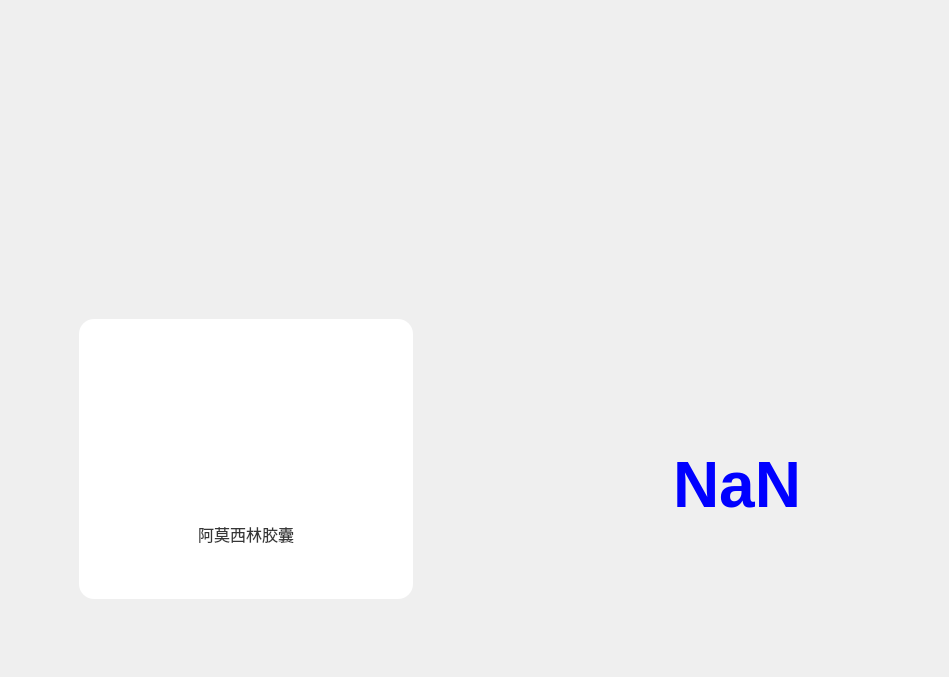
Above: codes/pi3/main_window.ui from ma-jiale/EZ-Dose before the change. Below: the same form after it.
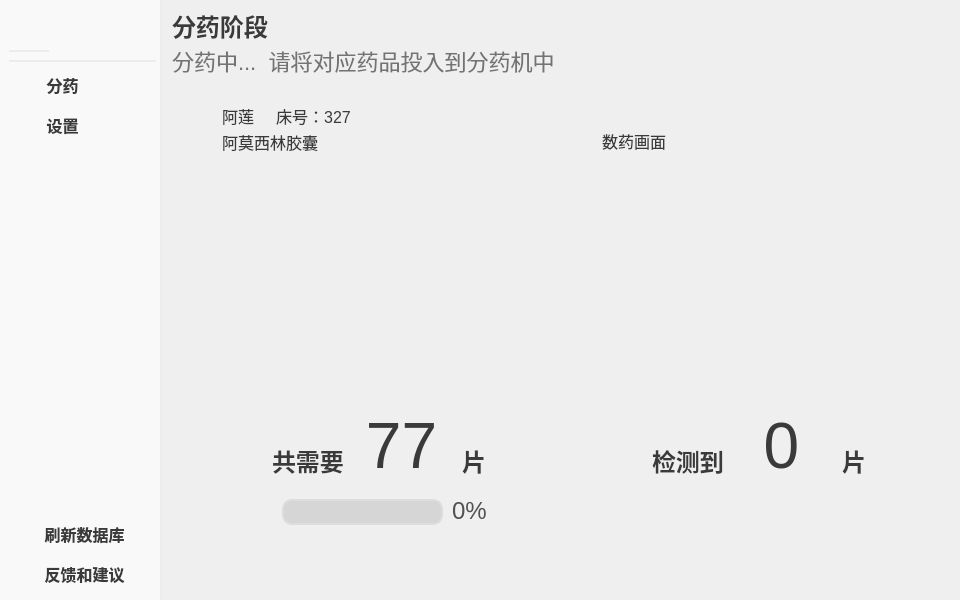
That is the form after the change. Icons and pictures are not drawn.

The edit to the form file:
```diff
--- a/codes/pi3/main_window.ui
+++ b/codes/pi3/main_window.ui
@@ -6,15 +6,350 @@
    <rect>
     <x>0</x>
     <y>0</y>
-    <width>949</width>
-    <height>677</height>
+    <width>960</width>
+    <height>600</height>
    </rect>
   </property>
   <property name="windowTitle">
    <string>MainWindow</string>
   </property>
+  <property name="styleSheet">
+   <string notr="true">QPushButton {
+    min-width: 213px;
+    min-height: 61px;
+    max-width: 213px;
+    max-height: 61px;
+}
+</string>
+  </property>
   <widget class="QWidget" name="centralwidget">
    <layout class="QHBoxLayout" name="horizontalLayout">
+    <property name="spacing">
+     <number>0</number>
+    </property>
+    <property name="leftMargin">
+     <number>0</number>
+    </property>
+    <property name="topMargin">
+     <number>0</number>
+    </property>
+    <property name="bottomMargin">
+     <number>0</number>
+    </property>
+    <item>
+     <widget class="QWidget" name="sideBar" native="true">
+      <property name="sizePolicy">
+       <sizepolicy hsizetype="Preferred" vsizetype="Preferred">
+        <horstretch>0</horstretch>
+        <verstretch>0</verstretch>
+       </sizepolicy>
+      </property>
+      <property name="minimumSize">
+       <size>
+        <width>162</width>
+        <height>0</height>
+       </size>
+      </property>
+      <property name="maximumSize">
+       <size>
+        <width>162</width>
+        <height>16777215</height>
+       </size>
+      </property>
+      <property name="baseSize">
+       <size>
+        <width>160</width>
+        <height>160</height>
+       </size>
+      </property>
+      <property name="styleSheet">
+       <string notr="true">QWidget {
+    border-right: 2px solid #ECECEC;
+    background-color: #F9F9F9;
+    min-width: 160px;
+    max-width: 160px;
+}
+</string>
+      </property>
+      <layout class="QVBoxLayout" name="verticalLayout">
+       <property name="topMargin">
+        <number>0</number>
+       </property>
+       <item>
+        <widget class="QWidget" name="profile_info" native="true">
+         <property name="styleSheet">
+          <string notr="true">QWidget
+{
+    min-width: 147px;
+    max-width: 147px;
+    min-height: 60px;
+    max-height: 60px;
+	border-bottom: 2px solid #ECECEC;
+	border-right: 0
+}</string>
+         </property>
+         <widget class="QLabel" name="img_profile_photo">
+          <property name="geometry">
+           <rect>
+            <x>0</x>
+            <y>10</y>
+            <width>40</width>
+            <height>42</height>
+           </rect>
+          </property>
+          <property name="minimumSize">
+           <size>
+            <width>40</width>
+            <height>42</height>
+           </size>
+          </property>
+          <property name="maximumSize">
+           <size>
+            <width>40</width>
+            <height>42</height>
+           </size>
+          </property>
+          <property name="styleSheet">
+           <string notr="true">QLabel
+{
+    min-width: 40px;
+    max-width: 40px;
+    min-height: 40px;
+    max-height: 40px;
+}</string>
+          </property>
+          <property name="text">
+           <string/>
+          </property>
+          <property name="pixmap">
+           <pixmap resource="images.qrc">:/images/profile_photo.png</pixmap>
+          </property>
+          <property name="scaledContents">
+           <bool>true</bool>
+          </property>
+         </widget>
+        </widget>
+       </item>
+       <item>
+        <widget class="QPushButton" name="btn_dispense_page">
+         <property name="styleSheet">
+          <string notr="true">QPushButton {
+    /* Fixed size */
+    min-width: 147px;
+    max-width: 147px;
+    min-height: 34px;
+    max-height: 34px;
+
+    /* Text style */
+    color: #3A3A3A;
+    font-family: &quot;Microsoft YaHei&quot;, &quot;Inter&quot;;
+    font-size: 16px;
+    font-style: normal;
+    font-weight: 500;
+
+    /* Idle background */
+    border-radius: 8px;
+    background-color: #F9F9F9;
+    border: none;
+}
+
+QPushButton:hover {
+    background-color: #ECECEC;  /* lighter than pressed */
+}
+
+QPushButton:pressed {
+    background-color: #E2E2E2;  /* darker when pressed */
+}
+
+</string>
+         </property>
+         <property name="text">
+          <string>   分药            </string>
+         </property>
+         <property name="icon">
+          <iconset resource="icons.qrc">
+           <normaloff>:/icons/icon_machine.png</normaloff>:/icons/icon_machine.png</iconset>
+         </property>
+         <property name="iconSize">
+          <size>
+           <width>28</width>
+           <height>28</height>
+          </size>
+         </property>
+         <property name="default">
+          <bool>false</bool>
+         </property>
+        </widget>
+       </item>
+       <item>
+        <widget class="QPushButton" name="btn_setting_page">
+         <property name="styleSheet">
+          <string notr="true">QPushButton {
+    /* Fixed size */
+    min-width: 147px;
+    max-width: 147px;
+    min-height: 34px;
+    max-height: 34px;
+
+    /* Text style */
+    color: #3A3A3A;
+    font-family: &quot;Microsoft YaHei&quot;, &quot;Inter&quot;;
+    font-size: 16px;
+    font-style: normal;
+    font-weight: 500;
+
+    /* Idle background */
+    border-radius: 8px;
+    background-color: #F9F9F9;
+    border: none;
+}
+
+QPushButton:hover {
+    background-color: #ECECEC;  /* lighter than pressed */
+}
+
+QPushButton:pressed {
+    background-color: #E2E2E2;  /* darker when pressed */
+}
+
+</string>
+         </property>
+         <property name="text">
+          <string>   设置            </string>
+         </property>
+         <property name="icon">
+          <iconset resource="icons.qrc">
+           <normaloff>:/icons/icon_setting.png</normaloff>:/icons/icon_setting.png</iconset>
+         </property>
+         <property name="iconSize">
+          <size>
+           <width>28</width>
+           <height>28</height>
+          </size>
+         </property>
+         <property name="default">
+          <bool>false</bool>
+         </property>
+        </widget>
+       </item>
+       <item>
+        <spacer name="verticalSpacer">
+         <property name="orientation">
+          <enum>Qt::Vertical</enum>
+         </property>
+         <property name="sizeHint" stdset="0">
+          <size>
+           <width>20</width>
+           <height>40</height>
+          </size>
+         </property>
+        </spacer>
+       </item>
+       <item>
+        <widget class="QPushButton" name="btn_refresh_database">
+         <property name="styleSheet">
+          <string notr="true">QPushButton {
+    /* Fixed size */
+    min-width: 147px;
+    max-width: 147px;
+    min-height: 34px;
+    max-height: 34px;
+
+    /* Text style */
+    color: #3A3A3A;
+    font-family: &quot;Microsoft YaHei&quot;, &quot;Inter&quot;;
+    font-size: 16px;
+    font-style: normal;
+    font-weight: 500;
+
+    /* Idle background */
+    border-radius: 8px;
+    background-color: #F9F9F9;
+    border: none;
+}
+
+QPushButton:hover {
+    background-color: #ECECEC;  /* lighter than pressed */
+}
+
+QPushButton:pressed {
+    background-color: #E2E2E2;  /* darker when pressed */
+}
+
+</string>
+         </property>
+         <property name="text">
+          <string>   刷新数据库  </string>
+         </property>
+         <property name="icon">
+          <iconset resource="icons.qrc">
+           <normaloff>:/icons/icon_refresh.png</normaloff>:/icons/icon_refresh.png</iconset>
+         </property>
+         <property name="iconSize">
+          <size>
+           <width>28</width>
+           <height>28</height>
+          </size>
+         </property>
+         <property name="default">
+          <bool>false</bool>
+         </property>
+        </widget>
+       </item>
+       <item>
+        <widget class="QPushButton" name="btn_contact_us_page">
+         <property name="styleSheet">
+          <string notr="true">QPushButton {
+    /* Fixed size */
+    min-width: 147px;
+    max-width: 147px;
+    min-height: 34px;
+    max-height: 34px;
+
+    /* Text style */
+    color: #3A3A3A;
+    font-family: &quot;Microsoft YaHei&quot;, &quot;Inter&quot;;
+    font-size: 16px;
+    font-style: normal;
+    font-weight: 500;
+
+    /* Idle background */
+    border-radius: 8px;
+    background-color: #F9F9F9;
+    border: none;
+}
+
+QPushButton:hover {
+    background-color: #ECECEC;  /* lighter than pressed */
+}
+
+QPushButton:pressed {
+    background-color: #E2E2E2;  /* darker when pressed */
+}
+
+</string>
+         </property>
+         <property name="text">
+          <string>   反馈和建议  </string>
+         </property>
+         <property name="icon">
+          <iconset resource="icons.qrc">
+           <normaloff>:/icons/icon_help.png</normaloff>:/icons/icon_help.png</iconset>
+         </property>
+         <property name="iconSize">
+          <size>
+           <width>28</width>
+           <height>28</height>
+          </size>
+         </property>
+         <property name="default">
+          <bool>false</bool>
+         </property>
+        </widget>
+       </item>
+      </layout>
+     </widget>
+    </item>
     <item>
      <widget class="QStackedWidget" name="stackedWidget">
       <property name="currentIndex">
@@ -78,133 +413,501 @@
          <string>开始分药</string>
         </property>
        </widget>
-      </widget>
-      <widget class="QWidget" name="dispensing_page">
-       <widget class="QWidget" name="drug_card" native="true">
+       <widget class="QLabel" name="txt_load_prescription_info">
         <property name="geometry">
          <rect>
-          <x>70</x>
-          <y>310</y>
-          <width>334</width>
-          <height>280</height>
+          <x>24</x>
+          <y>90</y>
+          <width>261</width>
+          <height>16</height>
          </rect>
         </property>
         <property name="styleSheet">
-         <string notr="true">QWidget
+         <string notr="true">QLabel
 {
-border-radius: 15px;
-background: #FFF;
-}</string>
-        </property>
-        <layout class="QVBoxLayout" name="verticalLayout_2">
-         <property name="spacing">
-          <number>0</number>
-         </property>
-         <property name="leftMargin">
-          <number>17</number>
-         </property>
-         <property name="topMargin">
-          <number>17</number>
-         </property>
-         <property name="rightMargin">
-          <number>17</number>
-         </property>
-         <property name="bottomMargin">
-          <number>0</number>
-         </property>
-         <item>
-          <widget class="QLabel" name="img_current_drug">
-           <property name="styleSheet">
-            <string notr="true">QLabel
-{
-border-radius: 15px;
-}</string>
-           </property>
-           <property name="text">
-            <string/>
-           </property>
-           <property name="pixmap">
-            <pixmap>../pi2.0/imgs/阿莫西林.png</pixmap>
-           </property>
-           <property name="scaledContents">
-            <bool>true</bool>
-           </property>
-           <property name="alignment">
-            <set>Qt::AlignBottom|Qt::AlignHCenter</set>
-           </property>
-          </widget>
-         </item>
-         <item>
-          <widget class="QLabel" name="txt_current_drug">
-           <property name="minimumSize">
-            <size>
-             <width>0</width>
-             <height>63</height>
-            </size>
-           </property>
-           <property name="styleSheet">
-            <string notr="true">QLabel
-{
-color: #363636;
-text-align: center;
-
-/* 二级标题 */
-font-family: &quot;Source Han Sans SC&quot;;
+color: #2E344F;
+font-family: &quot;Microsoft YaHei&quot;;
 font-size: 16px;
 font-style: normal;
 font-weight: 400;
 line-height: normal;
 }</string>
-           </property>
-           <property name="text">
-            <string>阿莫西林胶囊</string>
-           </property>
-           <property name="scaledContents">
-            <bool>true</bool>
-           </property>
-           <property name="alignment">
-            <set>Qt::AlignCenter</set>
-           </property>
-          </widget>
-         </item>
-        </layout>
+        </property>
+        <property name="text">
+         <string>成功获取到患者李阿姨的处方信息</string>
+        </property>
+        <property name="alignment">
+         <set>Qt::AlignLeading|Qt::AlignLeft|Qt::AlignVCenter</set>
+        </property>
        </widget>
+       <widget class="QLabel" name="txt_2">
+        <property name="geometry">
+         <rect>
+          <x>20</x>
+          <y>50</y>
+          <width>611</width>
+          <height>41</height>
+         </rect>
+        </property>
+        <property name="styleSheet">
+         <string notr="true">QLabel {
+    color: #737373;
+    font-family: &quot;Microsoft YaHei&quot;;
+    font-size: 22px;
+    font-style: normal;
+    font-weight: 400;   /* Normal */
+}
+</string>
+        </property>
+        <property name="text">
+         <string>请将空药盘放入分药机</string>
+        </property>
+       </widget>
+       <widget class="QLabel" name="txt_3">
+        <property name="geometry">
+         <rect>
+          <x>20</x>
+          <y>20</y>
+          <width>181</width>
+          <height>31</height>
+         </rect>
+        </property>
+        <property name="styleSheet">
+         <string notr="true">QLabel {
+    color: #000;
+    font-family: &quot;Microsoft YaHei&quot;;
+    font-size: 24px;
+    font-style: normal;
+    font-weight: 700;   /* Bold */
+}
+</string>
+        </property>
+        <property name="text">
+         <string>准备阶段</string>
+        </property>
+       </widget>
+       <widget class="QLabel" name="label_3">
+        <property name="geometry">
+         <rect>
+          <x>190</x>
+          <y>160</y>
+          <width>400</width>
+          <height>240</height>
+         </rect>
+        </property>
+        <property name="styleSheet">
+         <string notr="true">QLabel
+{
+    min-width: 400px;
+    max-width: 400px;
+    min-height: 240px;
+    max-height: 240px;
+
+}</string>
+        </property>
+        <property name="text">
+         <string/>
+        </property>
+        <property name="pixmap">
+         <pixmap resource="images.qrc">:/images/img_put_in_tray_guide.png</pixmap>
+        </property>
+        <property name="scaledContents">
+         <bool>true</bool>
+        </property>
+       </widget>
+      </widget>
+      <widget class="QWidget" name="dispensing_page">
        <widget class="QLabel" name="img_pillcount_frame">
         <property name="geometry">
          <rect>
-          <x>530</x>
-          <y>70</y>
+          <x>450</x>
+          <y>160</y>
           <width>320</width>
           <height>240</height>
          </rect>
         </property>
+        <property name="styleSheet">
+         <string notr="true">QLabel
+{
+    min-width: 320px;
+    max-width: 320px;
+    min-height: 240px;
+    max-height: 240px;
+}</string>
+        </property>
         <property name="text">
          <string/>
         </property>
        </widget>
+       <widget class="QLabel" name="txt_patient_info">
+        <property name="geometry">
+         <rect>
+          <x>60</x>
+          <y>100</y>
+          <width>181</width>
+          <height>31</height>
+         </rect>
+        </property>
+        <property name="styleSheet">
+         <string notr="true">QLabel {
+    color: #3A3A3A;
+    font-family: &quot;Microsoft YaHei&quot;;
+    font-size: 16px;
+    font-style: normal;
+    font-weight: 400;   /* Normal */
+}
+</string>
+        </property>
+        <property name="text">
+         <string>阿莲     床号：327</string>
+        </property>
+       </widget>
+       <widget class="QLabel" name="txt_current_medicine_percentage">
+        <property name="geometry">
+         <rect>
+          <x>290</x>
+          <y>490</y>
+          <width>71</width>
+          <height>41</height>
+         </rect>
+        </property>
+        <property name="styleSheet">
+         <string notr="true">QLabel
+{
+color: #515151;
+font-family: &quot;Microsoft YaHei&quot;;
+font-size: 24px;
+font-style: normal;
+font-weight: 400;
+line-height: normal;
+}</string>
+        </property>
+        <property name="text">
+         <string>0%</string>
+        </property>
+       </widget>
+       <widget class="QProgressBar" name="progressBar_current_medicine">
+        <property name="geometry">
+         <rect>
+          <x>120</x>
+          <y>499</y>
+          <width>161</width>
+          <height>26</height>
+         </rect>
+        </property>
+        <property name="styleSheet">
+         <string notr="true">QProgressBar {
+    border: 2px solid #ddd;
+    border-radius: 10px;  /* 稍微大一点的圆角 */
+    background-color: hsla(0, 0%, 84%, 1);
+    text-align: center;
+    padding: 1px;  /* 内边距 */
+}
+
+QProgressBar::chunk {
+    background-color: hsla(165, 33%, 62%, 1);
+    border-radius: 7px;  /* 比外框小2px */
+    margin: 1px;  /* 与padding配合使用 */
+}</string>
+        </property>
+        <property name="value">
+         <number>0</number>
+        </property>
+        <property name="textVisible">
+         <bool>false</bool>
+        </property>
+       </widget>
+       <widget class="QLabel" name="pills_num_msg_2">
+        <property name="geometry">
+         <rect>
+          <x>300</x>
+          <y>440</y>
+          <width>31</width>
+          <height>41</height>
+         </rect>
+        </property>
+        <property name="styleSheet">
+         <string notr="true">QLabel {
+    color: #3A3A3A;
+    font-family: &quot;Microsoft YaHei&quot;;
+    font-size: 24px;
+    font-style: normal;
+    font-weight: 700;   /* Bold */
+}
+</string>
+        </property>
+        <property name="text">
+         <string>片</string>
+        </property>
+       </widget>
+       <widget class="QLabel" name="pills_num_msg_1">
+        <property name="geometry">
+         <rect>
+          <x>110</x>
+          <y>440</y>
+          <width>101</width>
+          <height>41</height>
+         </rect>
+        </property>
+        <property name="font">
+         <font>
+          <family>Microsoft YaHei</family>
+          <pointsize>-1</pointsize>
+          <italic>false</italic>
+          <bold>true</bold>
+         </font>
+        </property>
+        <property name="styleSheet">
+         <string notr="true">QLabel {
+    color: #3A3A3A;
+    font-family: &quot;Microsoft YaHei&quot;;
+    font-size: 24px;
+    font-style: normal;
+    font-weight: 700;   /* Bold */
+}
+</string>
+        </property>
+        <property name="text">
+         <string>共需要</string>
+        </property>
+       </widget>
+       <widget class="QLabel" name="txt_pills_num_needed">
+        <property name="geometry">
+         <rect>
+          <x>184</x>
+          <y>410</y>
+          <width>111</width>
+          <height>71</height>
+         </rect>
+        </property>
+        <property name="styleSheet">
+         <string notr="true">QLabel
+{
+color: #3A3A3A;
+text-align: center;
+font-family: &quot;Microsoft YaHei&quot;;
+font-size: 64px;
+font-style: normal;
+font-weight: 400;
+line-height: normal;
+}
+
+</string>
+        </property>
+        <property name="text">
+         <string>77</string>
+        </property>
+        <property name="alignment">
+         <set>Qt::AlignCenter</set>
+        </property>
+       </widget>
+       <widget class="QLabel" name="txt_6">
+        <property name="geometry">
+         <rect>
+          <x>10</x>
+          <y>10</y>
+          <width>181</width>
+          <height>31</height>
+         </rect>
+        </property>
+        <property name="styleSheet">
+         <string notr="true">QLabel {
+    color: #3A3A3A;
+    font-family: &quot;Microsoft YaHei&quot;;
+    font-size: 24px;
+    font-style: normal;
+    font-weight: 700;   /* Bold */
+}
+</string>
+        </property>
+        <property name="text">
+         <string>分药阶段</string>
+        </property>
+       </widget>
+       <widget class="QLabel" name="txt_7">
+        <property name="geometry">
+         <rect>
+          <x>10</x>
+          <y>40</y>
+          <width>401</width>
+          <height>41</height>
+         </rect>
+        </property>
+        <property name="styleSheet">
+         <string notr="true">QLabel {
+    color: #737373;
+    font-family: &quot;Microsoft YaHei&quot;;
+    font-size: 22px;
+    font-style: normal;
+    font-weight: 400;   /* Normal */
+}
+</string>
+        </property>
+        <property name="text">
+         <string>分药中...  请将对应药品投入到分药机中</string>
+        </property>
+       </widget>
+       <widget class="QLabel" name="img_current_medicine">
+        <property name="geometry">
+         <rect>
+          <x>60</x>
+          <y>160</y>
+          <width>320</width>
+          <height>240</height>
+         </rect>
+        </property>
+        <property name="styleSheet">
+         <string notr="true">QLabel
+{
+    min-width: 320px;
+    max-width: 320px;
+    min-height: 240px;
+    max-height: 240px;
+}</string>
+        </property>
+        <property name="text">
+         <string/>
+        </property>
+        <property name="pixmap">
+         <pixmap resource="images.qrc">:/images/img_medicine_placeholder.png</pixmap>
+        </property>
+        <property name="scaledContents">
+         <bool>true</bool>
+        </property>
+        <property name="alignment">
+         <set>Qt::AlignBottom|Qt::AlignHCenter</set>
+        </property>
+       </widget>
+       <widget class="QLabel" name="txt_current_medicine">
+        <property name="geometry">
+         <rect>
+          <x>60</x>
+          <y>126</y>
+          <width>181</width>
+          <height>31</height>
+         </rect>
+        </property>
+        <property name="styleSheet">
+         <string notr="true">QLabel {
+    color: #3A3A3A;
+    font-family: &quot;Microsoft YaHei&quot;;
+    font-size: 16px;
+    font-style: normal;
+    font-weight: 400;   /* Normal */
+}
+</string>
+        </property>
+        <property name="text">
+         <string>阿莫西林胶囊</string>
+        </property>
+       </widget>
        <widget class="QLabel" name="txt_pillcount_num">
         <property name="geometry">
          <rect>
-          <x>640</x>
-          <y>370</y>
-          <width>211</width>
-          <height>211</height>
+          <x>564</x>
+          <y>410</y>
+          <width>111</width>
+          <height>71</height>
          </rect>
         </property>
         <property name="styleSheet">
+         <string notr="true">QLabel
+{
+color: #3A3A3A;
+text-align: center;
+font-family: &quot;Microsoft YaHei&quot;;
+font-size: 64px;
+font-style: normal;
+font-weight: 400;
+line-height: normal;
+}
+
+</string>
+        </property>
+        <property name="text">
+         <string>0</string>
+        </property>
+        <property name="alignment">
+         <set>Qt::AlignCenter</set>
+        </property>
+       </widget>
+       <widget class="QLabel" name="pills_num_msg_3">
+        <property name="geometry">
+         <rect>
+          <x>490</x>
+          <y>440</y>
+          <width>101</width>
+          <height>41</height>
+         </rect>
+        </property>
+        <property name="font">
+         <font>
+          <family>Microsoft YaHei</family>
+          <pointsize>-1</pointsize>
+          <italic>false</italic>
+          <bold>true</bold>
+         </font>
+        </property>
+        <property name="styleSheet">
          <string notr="true">QLabel {
-        color:blue;                 /* 文字颜色 */
-        font-size: 64px;              /* 字体大小 */
-        font-weight: bold;            /* 加粗 */
-        border-radius: 8px;           /* 圆角 */
-        padding: 6px;                 /* 内边距 */
-    }
+    color: #3A3A3A;
+    font-family: &quot;Microsoft YaHei&quot;;
+    font-size: 24px;
+    font-style: normal;
+    font-weight: 700;   /* Bold */
+}
 </string>
         </property>
         <property name="text">
-         <string>NaN</string>
+         <string>检测到</string>
         </property>
        </widget>
+       <widget class="QLabel" name="pills_num_msg_4">
+        <property name="geometry">
+         <rect>
+          <x>680</x>
+          <y>440</y>
+          <width>31</width>
+          <height>41</height>
+         </rect>
+        </property>
+        <property name="styleSheet">
+         <string notr="true">QLabel {
+    color: #3A3A3A;
+    font-family: &quot;Microsoft YaHei&quot;;
+    font-size: 24px;
+    font-style: normal;
+    font-weight: 700;   /* Bold */
+}
+</string>
+        </property>
+        <property name="text">
+         <string>片</string>
+        </property>
+       </widget>
+       <widget class="QLabel" name="txt_8">
+        <property name="geometry">
+         <rect>
+          <x>440</x>
+          <y>120</y>
+          <width>111</width>
+          <height>41</height>
+         </rect>
+        </property>
+        <property name="styleSheet">
+         <string notr="true">QLabel {
+    color: #3A3A3A;
+    font-family: &quot;Microsoft YaHei&quot;;
+    font-size: 16px;
+    font-style: normal;
+    font-weight: 400;   /* Normal */
+}
+</string>
+        </property>
+        <property name="text">
+         <string>数药画面</string>
+        </property>
+       </widget>
       </widget>
       <widget class="QWidget" name="finish_page"/>
      </widget>
```
Left out of the diff: 348 changed lines with no effect on the pictures.
